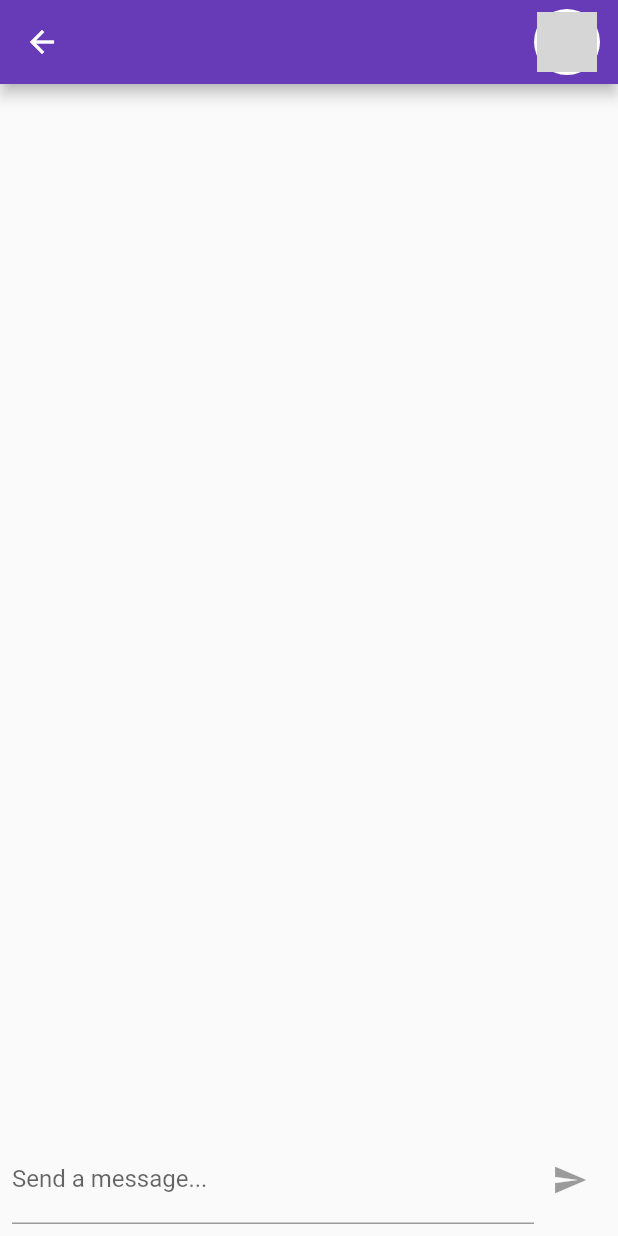
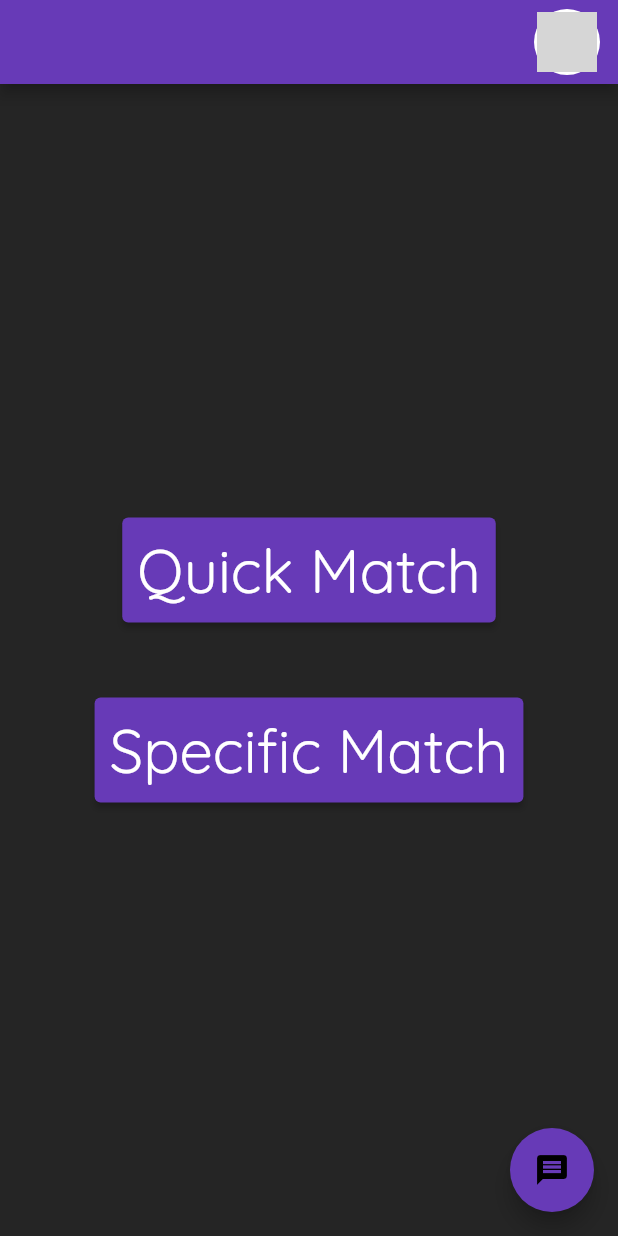
Before and after one commit to philipyong/f4f-hackathon, a Flutter app: the screen it shows once a user with an empty profile is signed in, on a phone screen of 412 x 824 dp. Run offline on Flutter 3.47's test engine with Material 2 defaults, Android fonts, the phone set to English and light mode, and no system bars; our stand-ins replace cloud_firestore, firebase_auth, firebase_core, firebase_messaging, firebase_storage, image_picker; accounts and stored records are empty; network calls fail; grey boxes are pictures that could not be loaded.

Commit message:
chat groups feature

```diff
--- a/lib/main.dart
+++ b/lib/main.dart
@@ -1,5 +1,6 @@
 import 'package:f4f_hackathon/screens/auth_screen.dart';
 import 'package:f4f_hackathon/screens/chat_screen.dart';
+import 'package:f4f_hackathon/screens/main_screen.dart';
 import 'package:f4f_hackathon/screens/splash_screen.dart';
 import 'package:flutter/material.dart';
 import 'package:firebase_auth/firebase_auth.dart';
@@ -8,6 +9,9 @@ import 'package:firebase_core/firebase_core.dart';
 void main() => runApp(MyApp());
 
 class MyApp extends StatelessWidget {
+  final _profileImgUrl =
+      "https://miro.medium.com/fit/c/262/262/1*9VK9nJcSHO0uYeYwuFlGDA.jpeg";
+
   @override
   Widget build(BuildContext context) {
     final Future<FirebaseApp> _initialization = Firebase.initializeApp();
@@ -18,9 +22,10 @@ class MyApp extends StatelessWidget {
           return MaterialApp(
             theme: ThemeData(
               primarySwatch: Colors.deepPurple,
-              backgroundColor: Colors.deepPurple,
+              backgroundColor: Color(0xFF252525),
               accentColor: Color(0xFFC4C4C4),
               accentColorBrightness: Brightness.dark,
+              scaffoldBackgroundColor: const Color(0xFFFF252525),
               buttonTheme: ButtonTheme.of(context).copyWith(
                 buttonColor: Colors.deepPurple,
                 textTheme: ButtonTextTheme.primary,
@@ -28,6 +33,7 @@ class MyApp extends StatelessWidget {
                   borderRadius: BorderRadius.circular(20),
                 ),
               ),
+              fontFamily: "Quicksand",
             ),
             home: appSnapshot.connectionState != ConnectionState.done
                 ? SplashScreen()
@@ -39,7 +45,7 @@ class MyApp extends StatelessWidget {
                         return SplashScreen();
                       }
                       if (userSnapshot.hasData) {
-                        return ChatScreen();
+                        return MainScreen(_profileImgUrl);
                       }
                       return AuthScreen();
                     },
--- a/lib/screens/chat_screen.dart
+++ b/lib/screens/chat_screen.dart
@@ -5,6 +5,11 @@ import 'package:firebase_auth/firebase_auth.dart';
 import 'package:firebase_messaging/firebase_messaging.dart';
 
 class ChatScreen extends StatefulWidget {
+  final String profileImgUrl;
+  final String chatRoomId;
+
+  ChatScreen(this.profileImgUrl, this.chatRoomId);
+
   @override
   _ChatScreenState createState() => _ChatScreenState();
 }
@@ -80,12 +85,13 @@ class _ChatScreenState extends State<ChatScreen> {
         ],
       ),
       body: Container(
+        color: Theme.of(context).backgroundColor,
         child: Column(
           children: <Widget>[
             Expanded(
-              child: Messages(),
+              child: Messages(this.widget.chatRoomId),
             ),
-            NewMessage(),
+            NewMessage(this.widget.chatRoomId),
           ],
         ),
       ),
--- /dev/null
+++ b/lib/screens/main_screen.dart
@@ -0,0 +1,166 @@
+import 'package:f4f_hackathon/screens/chat_list_screen.dart';
+import 'package:f4f_hackathon/screens/chat_screen.dart';
+import 'package:f4f_hackathon/widgets/chat_rooms.dart';
+import 'package:f4f_hackathon/widgets/list_view.dart';
+import 'package:firebase_auth/firebase_auth.dart';
+import "package:flutter/material.dart";
+
+class MainScreen extends StatefulWidget {
+  final String profileImgUrl;
+  MainScreen(this.profileImgUrl);
+
+  @override
+  _MainScreenState createState() => _MainScreenState();
+}
+
+class _MainScreenState extends State<MainScreen> {
+  @override
+  Widget build(BuildContext context) {
+    return Scaffold(
+      appBar: AppBar(
+        actions: [
+          DropdownButton(
+            underline: Container(),
+            icon: Container(
+              padding: EdgeInsets.symmetric(
+                vertical: 6,
+                horizontal: 10,
+              ),
+              child: CircleAvatar(
+                radius: 24,
+                backgroundColor: Colors.white,
+                child: CircleAvatar(
+                  radius: 20,
+                  backgroundImage: NetworkImage(this.widget.profileImgUrl),
+                ),
+              ),
+            ),
+            items: [
+              DropdownMenuItem(
+                child: Container(
+                  child: Row(
+                    children: <Widget>[
+                      Icon(Icons.exit_to_app),
+                      SizedBox(width: 8),
+                      Text('Logout'),
+                    ],
+                  ),
+                ),
+                value: 'logout',
+              ),
+            ],
+            onChanged: (itemIdentifier) {
+              if (itemIdentifier == 'logout') {
+                FirebaseAuth.instance.signOut();
+              }
+            },
+          ),
+        ],
+      ),
+      body: Container(
+        width: double.infinity,
+        child: Column(
+          mainAxisAlignment: MainAxisAlignment.center,
+          crossAxisAlignment: CrossAxisAlignment.center,
+          children: <Widget>[
+            ElevatedButton(
+              onPressed: () {},
+              child: Text(
+                'Quick Match',
+                style: TextStyle(
+                  fontSize: 40,
+                ),
+              ),
+              style: ButtonStyle(
+                padding: MaterialStateProperty.all<EdgeInsets>(
+                  EdgeInsets.all(10),
+                ),
+              ),
+            ),
+            SizedBox(height: 50),
+            ElevatedButton(
+              onPressed: () {
+                Navigator.push(
+                  context,
+                  MaterialPageRoute(
+                    builder: (context) => Scaffold(
+                      backgroundColor: Colors.black,
+                      appBar: AppBar(
+                        actions: [
+                          DropdownButton(
+                            underline: Container(),
+                            icon: Container(
+                              padding: EdgeInsets.symmetric(
+                                vertical: 6,
+                                horizontal: 10,
+                              ),
+                              child: CircleAvatar(
+                                radius: 24,
+                                backgroundColor: Colors.white,
+                                child: CircleAvatar(
+                                  radius: 20,
+                                  backgroundImage:
+                                      NetworkImage(this.widget.profileImgUrl),
+                                ),
+                              ),
+                            ),
+                            items: [
+                              DropdownMenuItem(
+                                child: Container(
+                                  child: Row(
+                                    children: <Widget>[
+                                      Icon(Icons.exit_to_app),
+                                      SizedBox(width: 8),
+                                      Text('Logout'),
+                                    ],
+                                  ),
+                                ),
+                                value: 'logout',
+                              ),
+                            ],
+                            onChanged: (itemIdentifier) {
+                              if (itemIdentifier == 'logout') {
+                                FirebaseAuth.instance.signOut();
+                              }
+                            },
+                          ),
+                        ],
+                      ),
+                      body: Container(
+                        width: double.infinity,
+                        child: ListViewEx(),
+                      ),
+                    ),
+                  ),
+                );
+              },
+              child: Text(
+                'Specific Match',
+                style: TextStyle(
+                  fontSize: 40,
+                ),
+              ),
+              style: ButtonStyle(
+                padding: MaterialStateProperty.all<EdgeInsets>(
+                  EdgeInsets.all(10),
+                ),
+              ),
+            ),
+          ],
+        ),
+      ),
+      floatingActionButton: FloatingActionButton(
+        onPressed: () {
+          Navigator.push(
+            context,
+            MaterialPageRoute(
+              builder: (context) => ChatListScreen(this.widget.profileImgUrl),
+            ),
+          );
+        },
+        child: const Icon(Icons.message),
+        backgroundColor: Theme.of(context).buttonColor,
+      ),
+    );
+  }
+}
```
Also changed, not shown: lib/models/chatroom_items.dart (added, +15 -0 lines), lib/models/chatroomitems_list.dart (added, +55 -0 lines), lib/screens/chat_list_screen.dart (added, +61 -0 lines), lib/widgets/chat/messages.dart (+8 -0 lines), lib/widgets/chat/new_message.dart (+9 -1 lines), lib/widgets/chat_rooms.dart (added, +101 -0 lines).
